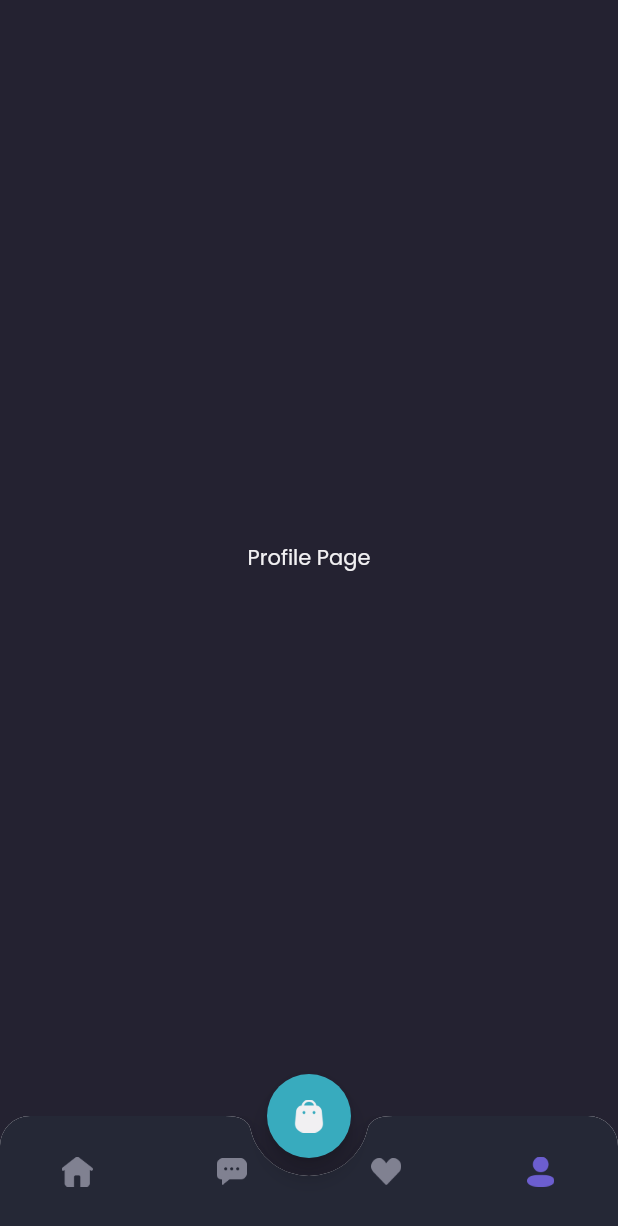
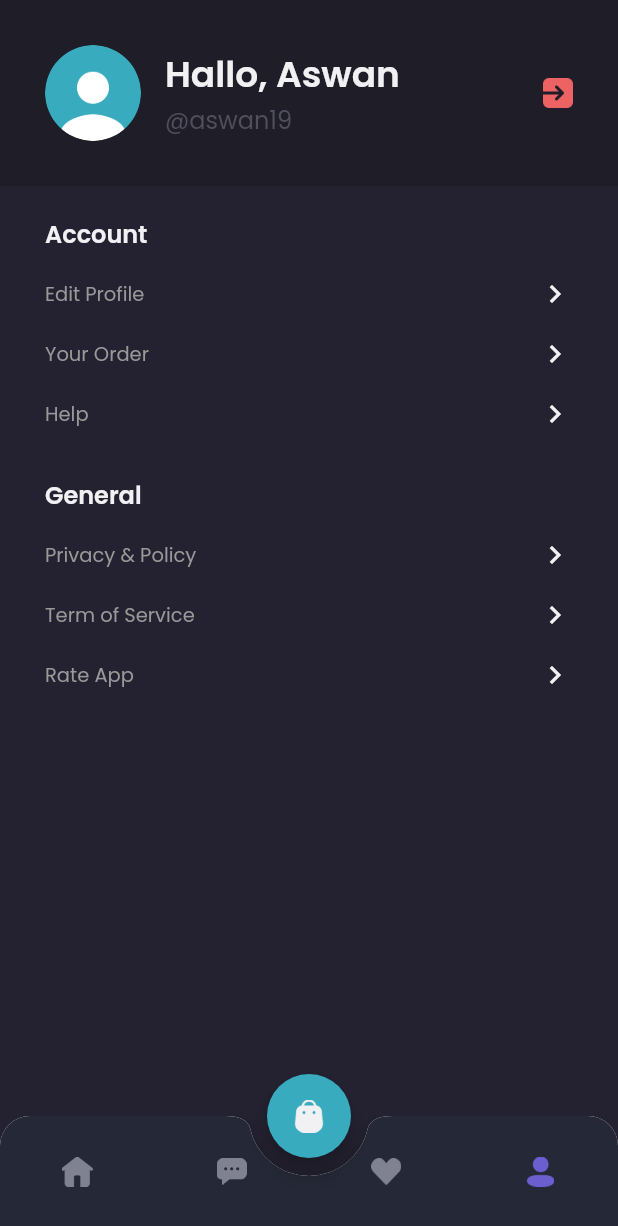
Before and after one commit to waandev/shamo, a Flutter app: the MainPage screen opened by its route, item 4 of the bottom bar chosen, on a phone screen of 412 x 824 dp. Shown: the top 1226 px of the screen. Run offline on Flutter 3.47's test engine with Material 2 defaults, Android fonts, the phone set to English and light mode, and no system bars; our stand-ins replace google_fonts.

Commit message:
slicing profile page and detail_profile page

```diff
--- a/lib/main.dart
+++ b/lib/main.dart
@@ -1,5 +1,6 @@
 import 'package:flutter/material.dart';
 import 'package:shamo/pages/detail_chat_page.dart';
+import 'package:shamo/pages/edit_profile.dart';
 import 'package:shamo/pages/home/main_page.dart';
 
 import 'pages/splash_page.dart';
@@ -21,6 +22,7 @@ class MyApp extends StatelessWidget {
         '/sign-up': (context) => const SignUpPage(),
         '/home': (context) => const MainPage(),
         '/detail-chat': (context) => const DetaiChatPage(),
+        '/edit-profile': (context) => const EditProfilePage(),
       },
     );
   }
--- a/lib/pages/home/main_page.dart
+++ b/lib/pages/home/main_page.dart
@@ -133,7 +133,7 @@ class _MainPageState extends State<MainPage> {
     }
 
     return Scaffold(
-      backgroundColor: backgroundColor3,
+      backgroundColor: currentIndex == 0 ? backgroundColor1 : backgroundColor3,
       floatingActionButton: cartButton(),
       floatingActionButtonLocation: FloatingActionButtonLocation.centerDocked,
       bottomNavigationBar: customButtonNav(),
--- a/lib/pages/home/profile_page.dart
+++ b/lib/pages/home/profile_page.dart
@@ -6,11 +6,152 @@ class ProfilePage extends StatelessWidget {
 
   @override
   Widget build(BuildContext context) {
-    return Center(
-      child: Text(
-        'Profile Page',
-        style: primaryTextStyle,
-      ),
+    Widget header() {
+      return AppBar(
+        backgroundColor: backgroundColor1,
+        automaticallyImplyLeading: false,
+        elevation: 0,
+        flexibleSpace: SafeArea(
+          child: Container(
+            padding: EdgeInsets.all(
+              defaultMargin,
+            ),
+            child: Row(
+              children: [
+                ClipOval(
+                  child: Image.asset(
+                    'assets/image_profile.png',
+                    width: 64,
+                  ),
+                ),
+                const SizedBox(
+                  width: 16,
+                ),
+                Expanded(
+                  child: Column(
+                    crossAxisAlignment: CrossAxisAlignment.start,
+                    children: [
+                      Text(
+                        'Hallo, Aswan',
+                        style: primaryTextStyle.copyWith(
+                          fontSize: 24,
+                          fontWeight: semiBold,
+                        ),
+                      ),
+                      Text(
+                        '@aswan19',
+                        style: subtitleTextStyle.copyWith(
+                          fontSize: 16,
+                        ),
+                      ),
+                    ],
+                  ),
+                ),
+                GestureDetector(
+                  onTap: () {
+                    Navigator.pushNamedAndRemoveUntil(
+                        context, '/sign-in', (route) => false);
+                  },
+                  child: Image.asset(
+                    'assets/button_exit.png',
+                    width: 20,
+                  ),
+                ),
+              ],
+            ),
+          ),
+        ),
+      );
+    }
+
+    Widget menuItem(String text) {
+      return Container(
+        margin: EdgeInsets.only(top: 16),
+        child: Row(
+          mainAxisAlignment: MainAxisAlignment.spaceBetween,
+          children: [
+            Text(
+              text,
+              style: secondaryTextStyle.copyWith(
+                fontSize: 13,
+              ),
+            ),
+            Icon(
+              Icons.chevron_right,
+              color: primaryTextColor,
+            ),
+          ],
+        ),
+      );
+    }
+
+    Widget content() {
+      return Expanded(
+        child: Container(
+          width: double.infinity,
+          padding: EdgeInsets.symmetric(
+            horizontal: defaultMargin,
+          ),
+          decoration: BoxDecoration(
+            color: backgroundColor3,
+          ),
+          child: Column(
+            crossAxisAlignment: CrossAxisAlignment.start,
+            children: [
+              SizedBox(
+                height: 20,
+              ),
+              Text(
+                'Account',
+                style: primaryTextStyle.copyWith(
+                  fontSize: 16,
+                  fontWeight: semiBold,
+                ),
+              ),
+              GestureDetector(
+                onTap: () {
+                  Navigator.pushNamed(context, '/edit-profile');
+                },
+                child: menuItem(
+                  'Edit Profile',
+                ),
+              ),
+              menuItem(
+                'Your Order',
+              ),
+              menuItem(
+                'Help',
+              ),
+              SizedBox(
+                height: 30,
+              ),
+              Text(
+                'General',
+                style: primaryTextStyle.copyWith(
+                  fontSize: 16,
+                  fontWeight: semiBold,
+                ),
+              ),
+              menuItem(
+                'Privacy & Policy',
+              ),
+              menuItem(
+                'Term of Service',
+              ),
+              menuItem(
+                'Rate App',
+              ),
+            ],
+          ),
+        ),
+      );
+    }
+
+    return Column(
+      children: [
+        header(),
+        content(),
+      ],
     );
   }
 }
```
Also changed, not shown: lib/pages/edit_profile.dart (added, +167 -0 lines).
